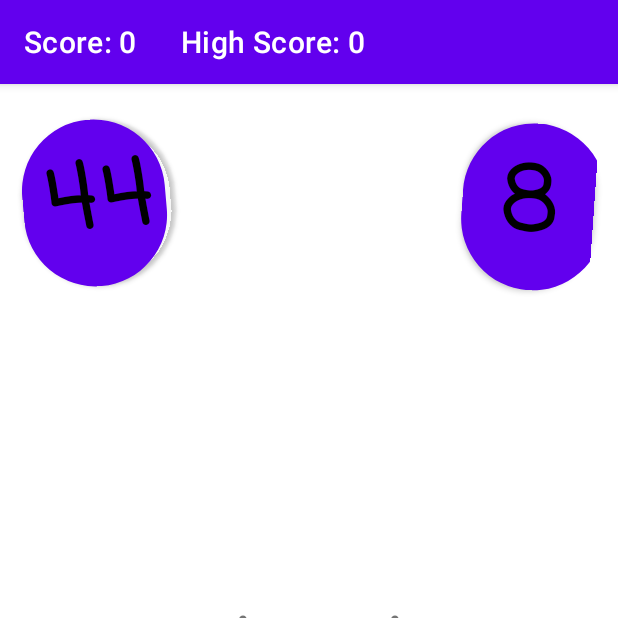
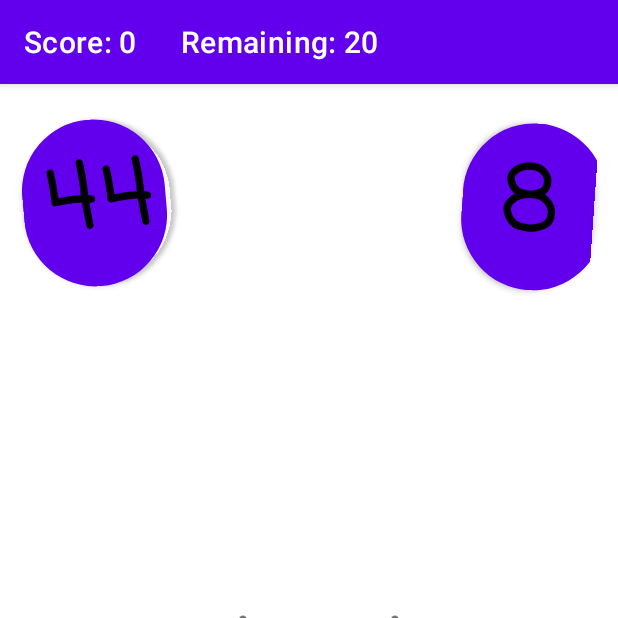
Before and after one commit to twadeclark/TimesTheTimesTables, an Android app: the screen it shows after launch (GameActivity), after a tap on an icon or button, on a phone screen of 412 x 824 dp, the top half of it. Run offline under Robolectric (Android 15) with nearby library versions, the phone set to English and light mode, and no system bars; 1 other tap on this screen came first.

Commit message:
Added number of questions remaining for all modes except ultimate.

```diff
--- a/app/src/main/AndroidManifest.xml
+++ b/app/src/main/AndroidManifest.xml
@@ -19,7 +19,7 @@
         <activity
             android:name=".MainActivity"
             android:exported="true"
-            android:label="Times the Times Tables by Tom Clark">
+            android:label="Times the Times Tables for Thomas">
             <intent-filter>
                 <action android:name="android.intent.action.MAIN" />
 
--- a/app/src/main/java/com/example/timesthetimestables/GameActivity.java
+++ b/app/src/main/java/com/example/timesthetimestables/GameActivity.java
@@ -305,10 +305,33 @@ public class GameActivity extends AppCompatActivity {
     }
 
     private void setScore() {
-        if(currentScore > highScore){
-            highScore = currentScore;
+
+
+
+
+
+        // if there's an array of answers then show how many are left
+        // else score / highscore
+        switch (gameType) {
+            case ULTIMATECHALLENGE:
+                if(currentScore > highScore){
+                    highScore = currentScore;
+                }
+                getSupportActionBar().setTitle("Score: " + currentScore + "      High Score: " + highScore);
+                break;
+            case EASYPEASY:
+            case SQUARESBEARS:
+            case CENTURY:
+                getSupportActionBar().setTitle("Score: " + currentScore + "      Remaining: " + flashCard.size());
+                break;
         }
-        getSupportActionBar().setTitle("Score: " + currentScore + "      High Score: " + highScore);
+
+
+
+
+
+
+
     }
 
     private Integer answerGenerator(Integer a, Integer b){
```
